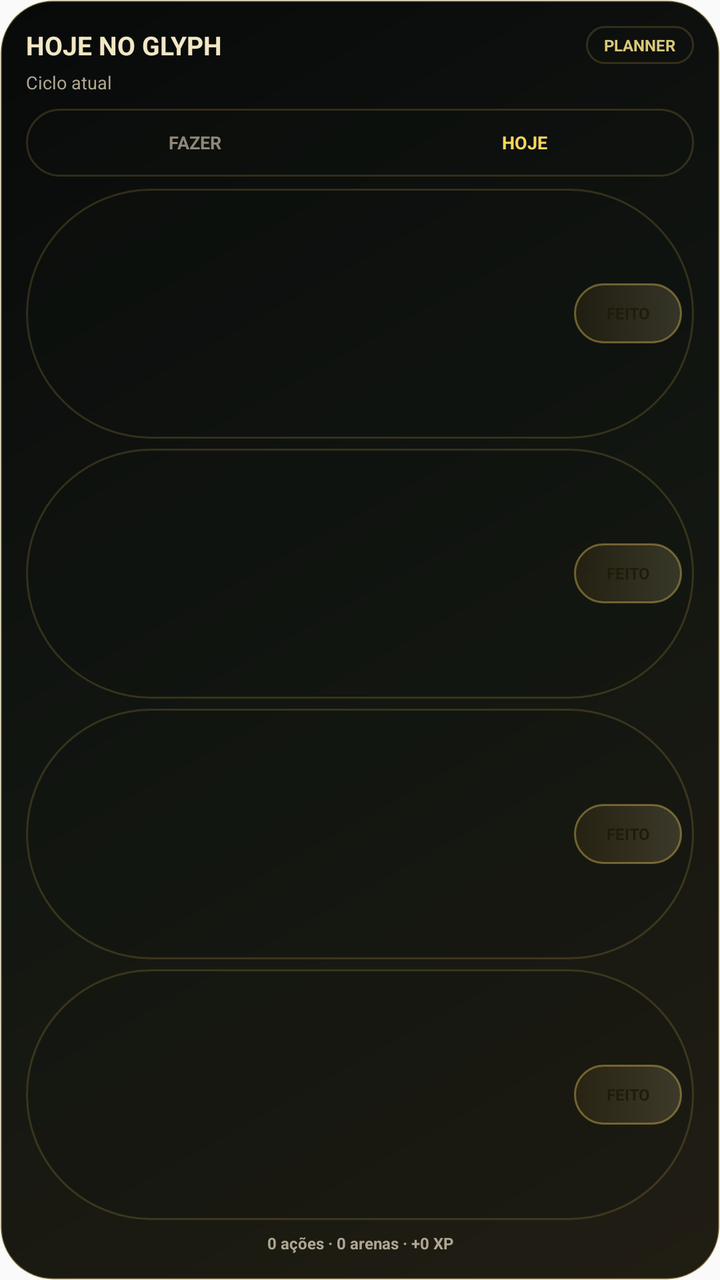
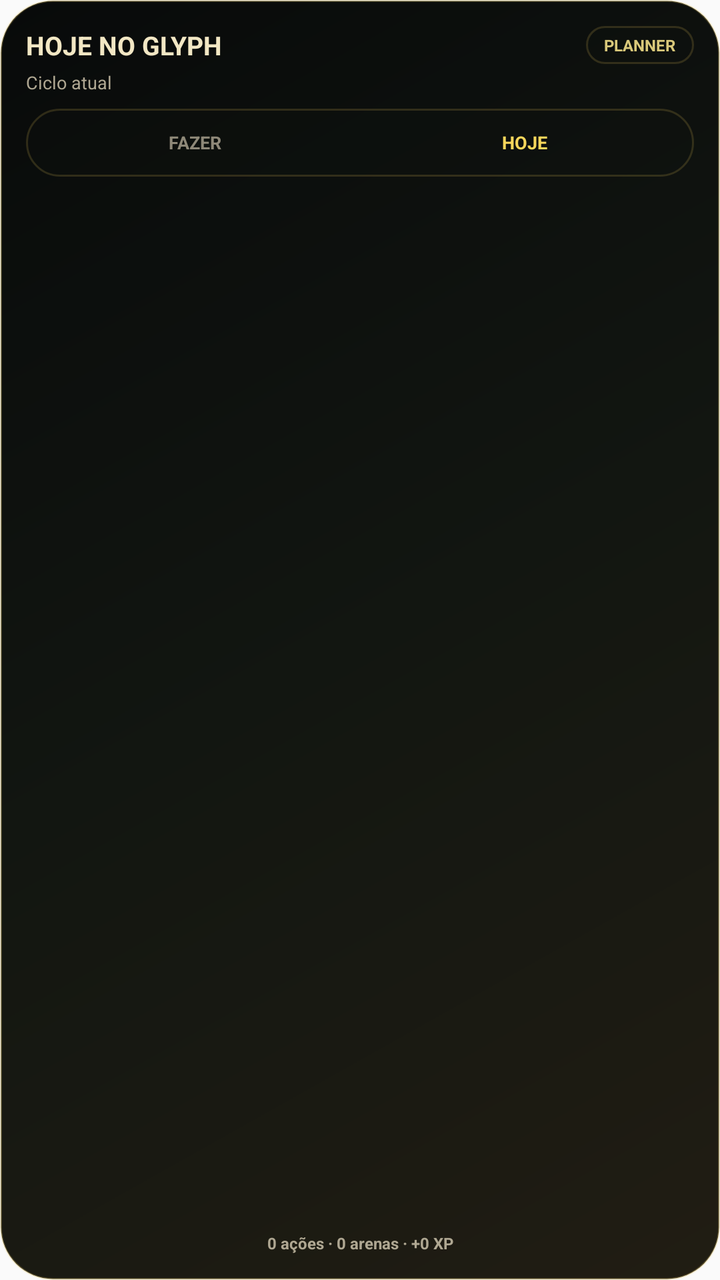

The first picture is an Android layout as it rendered before a commit; the second is the same layout after the commit. The layout source and the unified diff follow.
<!-- AndroidManifest.xml: application theme AppTheme -->
<!-- res/layout/glyph_day_widget.xml -->
<?xml version="1.0" encoding="utf-8"?>
<LinearLayout xmlns:android="http://schemas.android.com/apk/res/android"
    android:id="@+id/glyph_day_root"
    android:layout_width="match_parent"
    android:layout_height="match_parent"
    android:background="@drawable/glyph_day_widget_background"
    android:orientation="vertical"
    android:padding="13dp">

    <LinearLayout
        android:layout_width="match_parent"
        android:layout_height="wrap_content"
        android:gravity="center_vertical"
        android:orientation="horizontal">

        <TextView
            android:id="@+id/glyph_day_title"
            android:layout_width="0dp"
            android:layout_height="wrap_content"
            android:layout_weight="1"
            android:ellipsize="end"
            android:maxLines="1"
            android:text="HOJE NO GLYPH"
            android:textColor="#F2E7C4"
            android:textSize="13sp"
            android:textStyle="bold" />

        <TextView
            android:id="@+id/glyph_day_open_planner"
            android:layout_width="wrap_content"
            android:layout_height="wrap_content"
            android:background="@drawable/glyph_widget_pill_dark"
            android:paddingLeft="9dp"
            android:paddingTop="4dp"
            android:paddingRight="9dp"
            android:paddingBottom="4dp"
            android:text="PLANNER"
            android:textColor="#D9C87A"
            android:textSize="8sp"
            android:textStyle="bold" />
    </LinearLayout>

    <TextView
        android:id="@+id/glyph_day_subtitle"
        android:layout_width="match_parent"
        android:layout_height="wrap_content"
        android:layout_marginTop="3dp"
        android:ellipsize="end"
        android:maxLines="1"
        android:text="Ciclo atual"
        android:textColor="#AFA792"
        android:textSize="9sp" />

    <LinearLayout
        android:layout_width="match_parent"
        android:layout_height="wrap_content"
        android:layout_marginTop="7dp"
        android:background="@drawable/glyph_widget_pill_dark"
        android:orientation="horizontal"
        android:padding="2dp">

        <TextView
            android:id="@+id/glyph_day_tab_do"
            android:layout_width="0dp"
            android:layout_height="30dp"
            android:layout_weight="1"
            android:gravity="center"
            android:text="FAZER"
            android:textColor="#8E8878"
            android:textSize="9sp"
            android:textStyle="bold" />

        <TextView
            android:id="@+id/glyph_day_tab_today"
            android:layout_width="0dp"
            android:layout_height="30dp"
            android:layout_weight="1"
            android:gravity="center"
            android:text="HOJE"
            android:textColor="#F6D65B"
            android:textSize="9sp"
            android:textStyle="bold" />
    </LinearLayout>

    <LinearLayout
        android:id="@+id/glyph_day_row_1"
        android:layout_width="match_parent"
        android:layout_height="0dp"
        android:layout_marginTop="6dp"
        android:layout_weight="1"
        android:background="@drawable/glyph_widget_pill_dark"
        android:gravity="center_vertical"
        android:orientation="horizontal"
        android:paddingLeft="9dp"
        android:paddingRight="6dp">
        <TextView android:id="@+id/glyph_day_row_1_text" android:layout_width="0dp" android:layout_height="wrap_content" android:layout_weight="1" android:ellipsize="end" android:maxLines="2" android:textColor="#E8E2D4" android:textSize="10sp" android:textStyle="bold" />
        <TextView android:id="@+id/glyph_day_row_1_action" android:layout_width="wrap_content" android:layout_height="30dp" android:background="@drawable/glyph_widget_pill_gold" android:gravity="center" android:minWidth="54dp" android:paddingLeft="8dp" android:paddingRight="8dp" android:text="FEITO" android:textColor="#211B0A" android:textSize="8sp" android:textStyle="bold" />
    </LinearLayout>

    <LinearLayout
        android:id="@+id/glyph_day_row_2"
        android:layout_width="match_parent"
        android:layout_height="0dp"
        android:layout_marginTop="5dp"
        android:layout_weight="1"
        android:background="@drawable/glyph_widget_pill_dark"
        android:gravity="center_vertical"
        android:orientation="horizontal"
        android:paddingLeft="9dp"
        android:paddingRight="6dp">
        <TextView android:id="@+id/glyph_day_row_2_text" android:layout_width="0dp" android:layout_height="wrap_content" android:layout_weight="1" android:ellipsize="end" android:maxLines="2" android:textColor="#E8E2D4" android:textSize="10sp" android:textStyle="bold" />
        <TextView android:id="@+id/glyph_day_row_2_action" android:layout_width="wrap_content" android:layout_height="30dp" android:background="@drawable/glyph_widget_pill_gold" android:gravity="center" android:minWidth="54dp" android:paddingLeft="8dp" android:paddingRight="8dp" android:text="FEITO" android:textColor="#211B0A" android:textSize="8sp" android:textStyle="bold" />
    </LinearLayout>

    <LinearLayout
        android:id="@+id/glyph_day_row_3"
        android:layout_width="match_parent"
        android:layout_height="0dp"
        android:layout_marginTop="5dp"
        android:layout_weight="1"
        android:background="@drawable/glyph_widget_pill_dark"
        android:gravity="center_vertical"
        android:orientation="horizontal"
        android:paddingLeft="9dp"
        android:paddingRight="6dp">
        <TextView android:id="@+id/glyph_day_row_3_text" android:layout_width="0dp" android:layout_height="wrap_content" android:layout_weight="1" android:ellipsize="end" android:maxLines="2" android:textColor="#E8E2D4" android:textSize="10sp" android:textStyle="bold" />
        <TextView android:id="@+id/glyph_day_row_3_action" android:layout_width="wrap_content" android:layout_height="30dp" android:background="@drawable/glyph_widget_pill_gold" android:gravity="center" android:minWidth="54dp" android:paddingLeft="8dp" android:paddingRight="8dp" android:text="FEITO" android:textColor="#211B0A" android:textSize="8sp" android:textStyle="bold" />
    </LinearLayout>

<LinearLayout
        android:id="@+id/glyph_day_row_4"
        android:layout_width="match_parent"
        android:layout_height="0dp"
        android:layout_marginTop="5dp"
        android:layout_weight="1"
        android:background="@drawable/glyph_widget_pill_dark"
        android:gravity="center_vertical"
        android:orientation="horizontal"
        android:paddingLeft="9dp"
        android:paddingRight="6dp">
        <TextView android:id="@+id/glyph_day_row_4_text" android:layout_width="0dp" android:layout_height="wrap_content" android:layout_weight="1" android:ellipsize="end" android:maxLines="2" android:textColor="#E8E2D4" android:textSize="10sp" android:textStyle="bold" />
        <TextView android:id="@+id/glyph_day_row_4_action" android:layout_width="wrap_content" android:layout_height="30dp" android:background="@drawable/glyph_widget_pill_gold" android:gravity="center" android:minWidth="54dp" android:paddingLeft="8dp" android:paddingRight="8dp" android:text="FEITO" android:textColor="#211B0A" android:textSize="8sp" android:textStyle="bold" />
    </LinearLayout>

    <TextView
        android:id="@+id/glyph_day_footer"
        android:layout_width="match_parent"
        android:layout_height="wrap_content"
        android:layout_marginTop="6dp"
        android:ellipsize="end"
        android:gravity="center"
        android:maxLines="1"
        android:text="0 ações · 0 arenas · +0 XP"
        android:textColor="#AFA792"
        android:textSize="8sp"
        android:textStyle="bold" />
</LinearLayout>
<!-- resources referenced by this layout -->
<resources>
  <!-- drawable glyph_day_widget_background (drawable) -->
  <?xml version="1.0" encoding="utf-8"?>
  <shape xmlns:android="http://schemas.android.com/apk/res/android">
      <gradient
          android:angle="135"
          android:endColor="#080A0A"
          android:centerColor="#121611"
          android:startColor="#211D13"
          android:type="linear" />
      <corners android:radius="26dp" />
      <stroke
          android:width="1dp"
          android:color="#44E2C15F" />
  </shape>
  <!-- drawable glyph_widget_pill_dark (drawable) -->
  <?xml version="1.0" encoding="utf-8"?>
  <shape xmlns:android="http://schemas.android.com/apk/res/android">
      <solid android:color="#3A11120F" />
      <corners android:radius="999dp" />
      <stroke
          android:width="1dp"
          android:color="#2FD8B954" />
  </shape>
  <!-- drawable glyph_widget_pill_gold (drawable) -->
  <?xml version="1.0" encoding="utf-8"?>
  <shape xmlns:android="http://schemas.android.com/apk/res/android">
      <gradient
          android:angle="0"
          android:endColor="#2AF6E2A3"
          android:startColor="#287A5813" />
      <corners android:radius="999dp" />
      <stroke
          android:width="1dp"
          android:color="#70D8B954" />
  </shape>
  <style name="AppTheme" parent="Theme.AppCompat.Light.DarkActionBar">
          
          <item name="colorPrimary">@color/colorPrimary</item>
          <item name="colorPrimaryDark">@color/colorPrimaryDark</item>
          <item name="colorAccent">@color/colorAccent</item>
          <item name="android:statusBarColor">#000000</item>
          <item name="android:navigationBarColor">#050505</item>
          <item name="android:windowLightStatusBar">false</item>
          <item name="android:windowLightNavigationBar">false</item>
      </style>
</resources>

<!-- the commit's change to res/layout/glyph_day_widget.xml (unified diff, before → after) -->
@@ -82,65 +82,26 @@
             android:textStyle="bold" />
     </LinearLayout>
 
-    <LinearLayout
-        android:id="@+id/glyph_day_row_1"
+        
+    <ListView
+        android:id="@+id/glyph_day_list"
         android:layout_width="match_parent"
         android:layout_height="0dp"
+        android:layout_weight="1"
         android:layout_marginTop="6dp"
-        android:layout_weight="1"
-        android:background="@drawable/glyph_widget_pill_dark"
-        android:gravity="center_vertical"
-        android:orientation="horizontal"
-        android:paddingLeft="9dp"
-        android:paddingRight="6dp">
-        <TextView android:id="@+id/glyph_day_row_1_text" android:layout_width="0dp" android:layout_height="wrap_content" android:layout_weight="1" android:ellipsize="end" android:maxLines="2" android:textColor="#E8E2D4" android:textSize="10sp" android:textStyle="bold" />
-        <TextView android:id="@+id/glyph_day_row_1_action" android:layout_width="wrap_content" android:layout_height="30dp" android:background="@drawable/glyph_widget_pill_gold" android:gravity="center" android:minWidth="54dp" android:paddingLeft="8dp" android:paddingRight="8dp" android:text="FEITO" android:textColor="#211B0A" android:textSize="8sp" android:textStyle="bold" />
-    </LinearLayout>
+        android:divider="@null"
+        android:dividerHeight="0dp"
+        android:scrollbars="none" />
 
-    <LinearLayout
-        android:id="@+id/glyph_day_row_2"
+    <TextView
+        android:id="@+id/glyph_day_empty"
         android:layout_width="match_parent"
-        android:layout_height="0dp"
-        android:layout_marginTop="5dp"
-        android:layout_weight="1"
-        android:background="@drawable/glyph_widget_pill_dark"
-        android:gravity="center_vertical"
-        android:orientation="horizontal"
-        android:paddingLeft="9dp"
-        android:paddingRight="6dp">
-        <TextView android:id="@+id/glyph_day_row_2_text" android:layout_width="0dp" android:layout_height="wrap_content" android:layout_weight="1" android:ellipsize="end" android:maxLines="2" android:textColor="#E8E2D4" android:textSize="10sp" android:textStyle="bold" />
-        <TextView android:id="@+id/glyph_day_row_2_action" android:layout_width="wrap_content" android:layout_height="30dp" android:background="@drawable/glyph_widget_pill_gold" android:gravity="center" android:minWidth="54dp" android:paddingLeft="8dp" android:paddingRight="8dp" android:text="FEITO" android:textColor="#211B0A" android:textSize="8sp" android:textStyle="bold" />
-    </LinearLayout>
-
-    <LinearLayout
-        android:id="@+id/glyph_day_row_3"
-        android:layout_width="match_parent"
-        android:layout_height="0dp"
-        android:layout_marginTop="5dp"
-        android:layout_weight="1"
-        android:background="@drawable/glyph_widget_pill_dark"
-        android:gravity="center_vertical"
-        android:orientation="horizontal"
-        android:paddingLeft="9dp"
-        android:paddingRight="6dp">
-        <TextView android:id="@+id/glyph_day_row_3_text" android:layout_width="0dp" android:layout_height="wrap_content" android:layout_weight="1" android:ellipsize="end" android:maxLines="2" android:textColor="#E8E2D4" android:textSize="10sp" android:textStyle="bold" />
-        <TextView android:id="@+id/glyph_day_row_3_action" android:layout_width="wrap_content" android:layout_height="30dp" android:background="@drawable/glyph_widget_pill_gold" android:gravity="center" android:minWidth="54dp" android:paddingLeft="8dp" android:paddingRight="8dp" android:text="FEITO" android:textColor="#211B0A" android:textSize="8sp" android:textStyle="bold" />
-    </LinearLayout>
-
-<LinearLayout
-        android:id="@+id/glyph_day_row_4"
-        android:layout_width="match_parent"
-        android:layout_height="0dp"
-        android:layout_marginTop="5dp"
-        android:layout_weight="1"
-        android:background="@drawable/glyph_widget_pill_dark"
-        android:gravity="center_vertical"
-        android:orientation="horizontal"
-        android:paddingLeft="9dp"
-        android:paddingRight="6dp">
-        <TextView android:id="@+id/glyph_day_row_4_text" android:layout_width="0dp" android:layout_height="wrap_content" android:layout_weight="1" android:ellipsize="end" android:maxLines="2" android:textColor="#E8E2D4" android:textSize="10sp" android:textStyle="bold" />
-        <TextView android:id="@+id/glyph_day_row_4_action" android:layout_width="wrap_content" android:layout_height="30dp" android:background="@drawable/glyph_widget_pill_gold" android:gravity="center" android:minWidth="54dp" android:paddingLeft="8dp" android:paddingRight="8dp" android:text="FEITO" android:textColor="#211B0A" android:textSize="8sp" android:textStyle="bold" />
-    </LinearLayout>
+        android:layout_height="wrap_content"
+        android:layout_marginTop="10dp"
+        android:gravity="center"
+        android:textColor="#8E8878"
+        android:textSize="10sp"
+        android:visibility="gone" />
 
     <TextView
         android:id="@+id/glyph_day_footer"
<!-- resource entries referenced after the edit -->
@@ -23,18 +23,6 @@
           android:width="1dp"
           android:color="#2FD8B954" />
   </shape>
-  <!-- drawable glyph_widget_pill_gold (drawable) -->
-  <?xml version="1.0" encoding="utf-8"?>
-  <shape xmlns:android="http://schemas.android.com/apk/res/android">
-      <gradient
-          android:angle="0"
-          android:endColor="#2AF6E2A3"
-          android:startColor="#287A5813" />
-      <corners android:radius="999dp" />
-      <stroke
-          android:width="1dp"
-          android:color="#70D8B954" />
-  </shape>
   <style name="AppTheme" parent="Theme.AppCompat.Light.DarkActionBar">
           
           <item name="colorPrimary">@color/colorPrimary</item>
